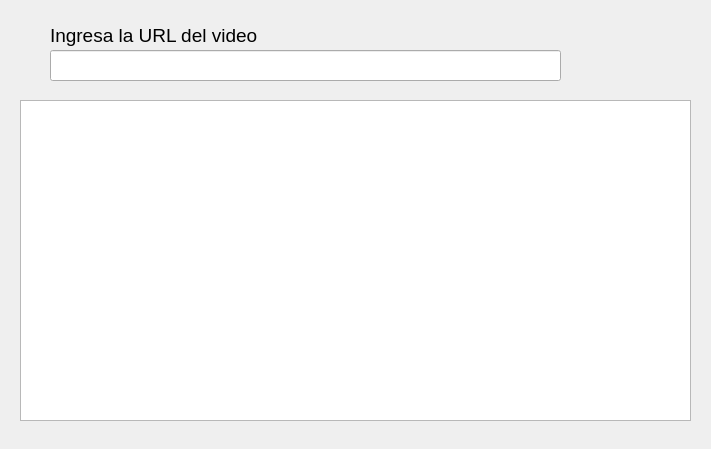
Before: the Qt Designer form ui/Descargas.ui in juanes30/music-downloader, drawn with Qt 5.
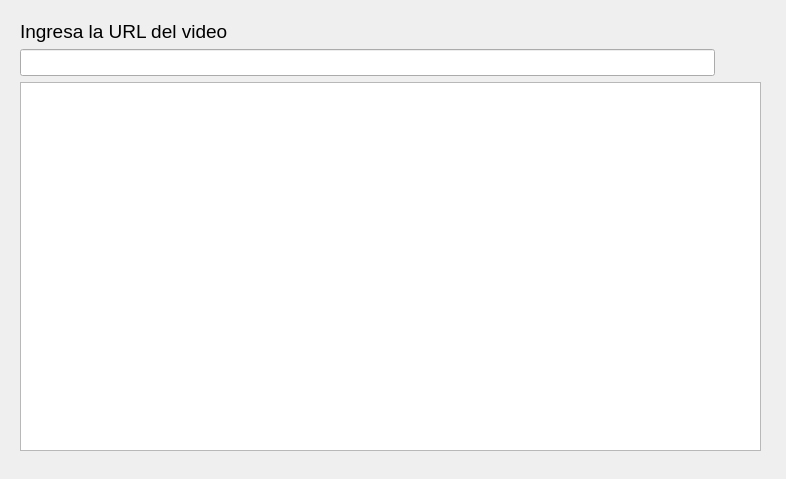
After: the same form once the commit is applied. Icons and pictures are not drawn.

Diff of the .ui file:
```diff
--- a/ui/Descargas.ui
+++ b/ui/Descargas.ui
@@ -6,8 +6,8 @@
    <rect>
     <x>0</x>
     <y>0</y>
-    <width>711</width>
-    <height>449</height>
+    <width>786</width>
+    <height>479</height>
    </rect>
   </property>
   <property name="windowTitle">
@@ -16,37 +16,18 @@
   <property name="inputMethodHints">
    <set>Qt::ImhNone</set>
   </property>
-  <widget class="QLineEdit" name="txtUrlVideo">
+  <widget class="QWidget" name="">
    <property name="geometry">
     <rect>
-     <x>50</x>
-     <y>50</y>
-     <width>511</width>
-     <height>31</height>
-    </rect>
-   </property>
-   <property name="font">
-    <font>
-     <family>Segoe UI</family>
-     <pointsize>12</pointsize>
-    </font>
-   </property>
-   <property name="inputMethodHints">
-    <set>Qt::ImhHiddenText</set>
-   </property>
-   <property name="text">
-    <string/>
-   </property>
-  </widget>
-  <widget class="QLabel" name="lblUrlVideo">
-   <property name="geometry">
-    <rect>
-     <x>50</x>
+     <x>20</x>
      <y>20</y>
-     <width>211</width>
-     <height>31</height>
+     <width>741</width>
+     <height>431</height>
     </rect>
    </property>
+   <layout class="QVBoxLayout" name="verticalLayout">
+    <item>
+     <widget class="QLabel" name="lblUrlVideo">
    <property name="font">
     <font>
      <family>Segoe UI</family>
@@ -57,15 +38,27 @@
     <string>Ingresa la URL del video</string>
    </property>
   </widget>
-  <widget class="QPushButton" name="btnBuscar">
-   <property name="geometry">
-    <rect>
-     <x>570</x>
-     <y>50</y>
-     <width>41</width>
-     <height>31</height>
-    </rect>
-   </property>
+    </item>
+    <item>
+     <layout class="QHBoxLayout" name="horizontalLayout">
+      <item>
+       <widget class="QLineEdit" name="txtUrlVideo">
+        <property name="font">
+         <font>
+          <family>Segoe UI</family>
+          <pointsize>12</pointsize>
+         </font>
+        </property>
+        <property name="inputMethodHints">
+         <set>Qt::ImhHiddenText</set>
+        </property>
+        <property name="text">
+         <string/>
+        </property>
+       </widget>
+      </item>
+      <item>
+       <widget class="QPushButton" name="btnAgregarVideo">
    <property name="text">
     <string/>
    </property>
@@ -83,15 +76,13 @@
     <bool>true</bool>
    </property>
   </widget>
-  <widget class="QTableWidget" name="tableWidget">
-   <property name="geometry">
-    <rect>
-     <x>20</x>
-     <y>100</y>
-     <width>671</width>
-     <height>321</height>
-    </rect>
-   </property>
+      </item>
+     </layout>
+    </item>
+    <item>
+     <widget class="QTableWidget" name="tableWidget"/>
+    </item>
+   </layout>
   </widget>
  </widget>
  <resources/>
```
Left out of the diff: 2 changed lines with no effect on the pictures. Lines whose indentation alone changed are shown as unchanged.
